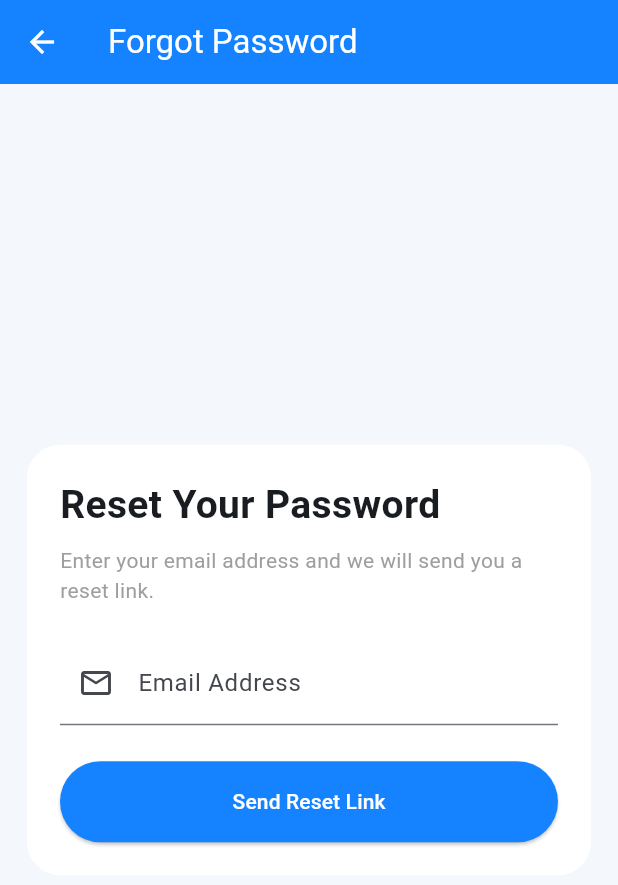
After one commit to YunishAdhikari/mgm-ops-app, a Flutter app: the screen it shows after launch, after a tap on "Forgot Password?", on a phone screen of 412 x 824 dp. The commit adds this screen. Shown: the top 885 px of the screen. Run offline on Flutter 3.47's test engine with Material 3 defaults, Android fonts, the phone set to English and light mode, and no system bars; our stand-ins replace app_links, geolocator, image_picker, shared_preferences, table_calendar; network calls fail.

Commit message:
iso release udate

```diff
--- a/lib/main.dart
+++ b/lib/main.dart
@@ -5,11 +5,12 @@ import 'package:shared_preferences/shared_preferences.dart';
 import 'package:image_picker/image_picker.dart';
 import 'package:table_calendar/table_calendar.dart';
 import 'package:flutter/services.dart';
-
-
-// const String baseUrl = 'http://172.31.0.41:8000/api';
-// const String baseUrl = 'http://172.31.0.41:8000/api';
-const String baseUrl = 'http://192.168.0.10:8000/api';
+import 'screens/attendance_screen.dart';
+import 'package:app_links/app_links.dart';
+import 'screens/reset_password_screen.dart';
+import 'screens/forgot_password_screen.dart';
+const String baseUrl = 'https://mgmglasgow.com/api';
+// const String baseUrl = 'http://192.168.0.10:8000/api';
 
 /* ================= APP CONFIG ================= */
 
@@ -24,12 +25,60 @@ void main() async {
   runApp(const MgmOpsApp());
 }
 
-class MgmOpsApp extends StatelessWidget {
+class MgmOpsApp extends StatefulWidget {
   const MgmOpsApp({super.key});
+
+  @override
+  State<MgmOpsApp> createState() => _MgmOpsAppState();
+}
+
+class _MgmOpsAppState extends State<MgmOpsApp> {
+  final GlobalKey<NavigatorState> navigatorKey = GlobalKey<NavigatorState>();
+  late final AppLinks appLinks;
+
+  @override
+  void initState() {
+    super.initState();
+    initDeepLinks();
+  }
+
+  Future<void> initDeepLinks() async {
+    appLinks = AppLinks();
+
+    appLinks.uriLinkStream.listen((Uri uri) {
+      handleDeepLink(uri);
+    });
+  }
+
+  void handleDeepLink(Uri uri) {
+    if (uri.scheme == 'mgmops' && uri.host == 'reset-password') {
+      final token = uri.queryParameters['token'];
+      final email = uri.queryParameters['email'];
+
+      if (token != null && email != null) {
+        navigatorKey.currentState?.push(
+          MaterialPageRoute(
+            builder: (_) => ResetPasswordScreen(
+              token: token,
+              email: email,
+            ),
+          ),
+        );
+      }
+
+      if (uri.scheme == 'mgmops' && uri.host == 'login') {
+        navigatorKey.currentState?.pushAndRemoveUntil(
+          MaterialPageRoute(builder: (_) => const LoginScreen()),
+          (route) => false,
+        );
+      }
+    }
+  }
 
   @override
   Widget build(BuildContext context) {
     return MaterialApp(
+      navigatorKey: navigatorKey,
       title: 'MGM Ops',
       debugShowCheckedModeBanner: false,
       theme: ThemeData(
@@ -37,43 +86,6 @@ class MgmOpsApp extends StatelessWidget {
         colorScheme: ColorScheme.fromSeed(
           seedColor: const Color(0xff1583ff),
           brightness: Brightness.light,
-        ),
-        scaffoldBackgroundColor: const Color(0xfff5f7fa),
-        appBarTheme: const AppBarTheme(
-          centerTitle: false,
-          elevation: 0,
-          scrolledUnderElevation: 0,
-        ),
- cardTheme: CardThemeData(
-  elevation: 0,
-  shape: RoundedRectangleBorder(
-    borderRadius: BorderRadius.circular(16),
-  ),
-),
-        inputDecorationTheme: InputDecorationTheme(
-          filled: true,
-          fillColor: Colors.grey.shade50,
-          contentPadding: const EdgeInsets.symmetric(horizontal: 16, vertical: 14),
-          border: OutlineInputBorder(
-            borderRadius: BorderRadius.circular(12),
-            borderSide: BorderSide(color: Colors.grey.shade300),
-          ),
-          enabledBorder: OutlineInputBorder(
-            borderRadius: BorderRadius.circular(12),
-            borderSide: BorderSide(color: Colors.grey.shade300),
-          ),
-          focusedBorder: OutlineInputBorder(
-            borderRadius: BorderRadius.circular(12),
-            borderSide: const BorderSide(color: Color(0xff1583ff), width: 2),
-          ),
-        ),
-        elevatedButtonTheme: ElevatedButtonThemeData(
-          style: ElevatedButton.styleFrom(
-            padding: const EdgeInsets.symmetric(horizontal: 24, vertical: 14),
-            shape: RoundedRectangleBorder(
-              borderRadius: BorderRadius.circular(12),
-            ),
-          ),
         ),
       ),
       home: const LoginScreen(),
@@ -242,6 +254,20 @@ class _LoginScreenState extends State<LoginScreen> {
                       prefixIcon: Icon(Icons.lock_outlined),
                     ),
                   ),
+                  Align(
+                      alignment: Alignment.centerRight,
+                      child: TextButton(
+                        onPressed: () {
+                          Navigator.push(
+                            context,
+                            MaterialPageRoute(
+                              builder: (_) => const ForgotPasswordScreen(),
+                            ),
+                          );
+                        },
+                        child: const Text('Forgot Password?'),
+                      ),
+                    ),
 
                   const SizedBox(height: 32),
 
@@ -437,6 +463,18 @@ class _DashboardScreenState extends State<DashboardScreen> {
         color: const Color(0xff10b981),
         onTap: () => Navigator.push(context, MaterialPageRoute(builder: (_) => const MyRotaScreen())),
       ),
+
+      //attencence screen
+      _ActionItem(
+            icon: Icons.access_time,
+            title: 'Attendance',
+            color: const Color(0xff06b6d4),
+            onTap: () => Navigator.push(
+              context,
+              MaterialPageRoute(builder: (_) => const AttendanceScreen()),
+            ),
+          ),
+
       _ActionItem(
         icon: Icons.newspaper_outlined,
         title: 'News',
--- /dev/null
+++ b/lib/screens/forgot_password_screen.dart
@@ -0,0 +1,122 @@
+import 'dart:convert';
+import 'package:flutter/material.dart';
+import 'package:http/http.dart' as http;
+import '../main.dart';
+
+class ForgotPasswordScreen extends StatefulWidget {
+  const ForgotPasswordScreen({super.key});
+
+  @override
+  State<ForgotPasswordScreen> createState() =>
+      _ForgotPasswordScreenState();
+}
+
+class _ForgotPasswordScreenState extends State<ForgotPasswordScreen> {
+  final emailController = TextEditingController();
+  bool isLoading = false;
+
+  Future<void> sendResetEmail() async {
+    if (emailController.text.trim().isEmpty) {
+      ScaffoldMessenger.of(context).showSnackBar(
+        const SnackBar(content: Text('Please enter your email')),
+      );
+      return;
+    }
+
+    setState(() => isLoading = true);
+
+    final response = await http.post(
+      Uri.parse('$baseUrl/forgot-password'),
+      headers: {'Accept': 'application/json'},
+      body: {
+        'email': emailController.text.trim(),
+      },
+    );
+
+    final data = jsonDecode(response.body);
+
+    setState(() => isLoading = false);
+
+    if (!mounted) return;
+
+    ScaffoldMessenger.of(context).showSnackBar(
+      SnackBar(content: Text(data['message'] ?? 'Request completed')),
+    );
+
+    if (response.statusCode == 200 && data['success'] == true) {
+      Navigator.pop(context);
+    }
+  }
+
+  @override
+  Widget build(BuildContext context) {
+    return Scaffold(
+      backgroundColor: const Color(0xfff4f7fb),
+      appBar: AppBar(
+        title: const Text('Forgot Password'),
+        backgroundColor: AppColors.primary,
+        foregroundColor: Colors.white,
+      ),
+      body: Center(
+        child: SingleChildScrollView(
+          padding: const EdgeInsets.all(18),
+          child: Container(
+            constraints: const BoxConstraints(maxWidth: 480),
+            padding: const EdgeInsets.all(22),
+            decoration: BoxDecoration(
+              color: Colors.white,
+              borderRadius: BorderRadius.circular(22),
+            ),
+            child: Column(
+              crossAxisAlignment: CrossAxisAlignment.start,
+              children: [
+                const Text(
+                  'Reset Your Password',
+                  style: TextStyle(
+                    fontSize: 26,
+                    fontWeight: FontWeight.bold,
+                  ),
+                ),
+
+                const SizedBox(height: 8),
+
+                const Text(
+                  'Enter your email address and we will send you a reset link.',
+                  style: TextStyle(color: Colors.grey),
+                ),
+
+                const SizedBox(height: 24),
+
+                TextField(
+                  controller: emailController,
+                  keyboardType: TextInputType.emailAddress,
+                  decoration: const InputDecoration(
+                    labelText: 'Email Address',
+                    prefixIcon: Icon(Icons.email_outlined),
+                  ),
+                ),
+
+                const SizedBox(height: 24),
+
+                SizedBox(
+                  width: double.infinity,
+                  height: 54,
+                  child: ElevatedButton(
+                    onPressed: isLoading ? null : sendResetEmail,
+                    style: ElevatedButton.styleFrom(
+                      backgroundColor: AppColors.primary,
+                      foregroundColor: Colors.white,
+                    ),
+                    child: isLoading
+                        ? const CircularProgressIndicator(color: Colors.white)
+                        : const Text('Send Reset Link'),
+                  ),
+                ),
+              ],
+            ),
+          ),
+        ),
+      ),
+    );
+  }
+}
--- a/pubspec.yaml
+++ b/pubspec.yaml
@@ -5,7 +5,7 @@ description: "A new Flutter project."
 publish_to: 'none' # Remove this line if you wish to publish to pub.dev
 
 
-version: 1.0.0+8
+version: 1.0.1+9
 
 environment:
   sdk: ^3.11.5
@@ -22,6 +22,8 @@ dependencies:
   # firebase_messaging: ^16.2.2
   table_calendar: ^3.2.0
   dio: ^5.9.2
+  geolocator: ^14.0.2
+  app_links: ^7.0.0
 
 dev_dependencies:
   flutter_test:
```
Also changed, not shown: lib/screens/attendance_screen.dart (added, +250 -0 lines), lib/screens/reset_password_screen.dart (added, +185 -0 lines), pubspec.lock, 8 other files.
